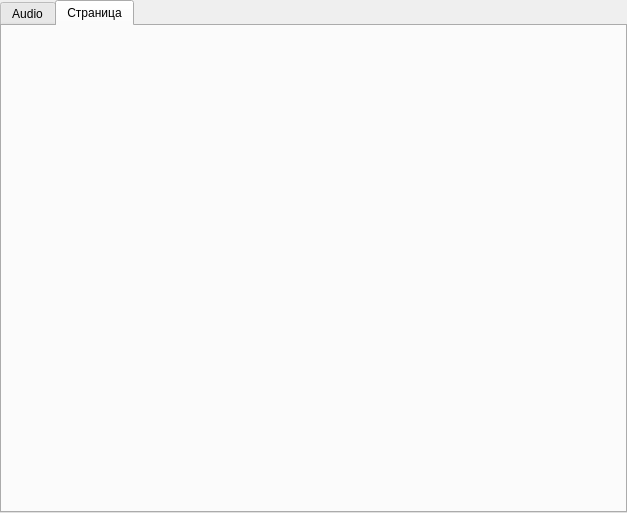
Old version of the form gui/preferences/profilespage/profiletabwidget.ui in the repository flacon/flacon.
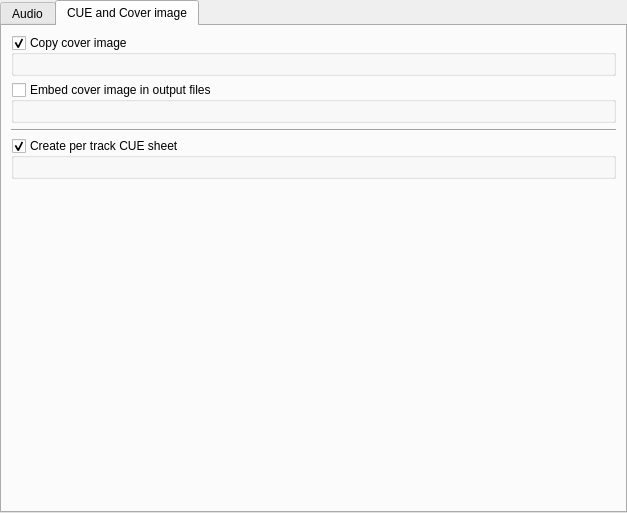
New version of the form. The open tabs and pages were chosen to show the change. Custom widgets are drawn as their Qt base class.

Commit message: Added output CUE options to preferences dialog

```diff
--- a/gui/preferences/profilespage/profiletabwidget.ui
+++ b/gui/preferences/profilespage/profiletabwidget.ui
@@ -209,8 +209,85 @@
   </widget>
   <widget class="QWidget" name="tab_2">
    <attribute name="title">
-    <string>Страница</string>
+    <string comment="Preferences dialog tab title">CUE and Cover image</string>
    </attribute>
+   <layout class="QVBoxLayout" name="verticalLayout_2">
+    <item>
+     <widget class="CoverGroupBox" name="copyCoverGroupBox">
+      <property name="title">
+       <string>Copy cover image</string>
+      </property>
+      <property name="flat">
+       <bool>true</bool>
+      </property>
+      <property name="checkable">
+       <bool>true</bool>
+      </property>
+      <property name="checked">
+       <bool>true</bool>
+      </property>
+      <layout class="QVBoxLayout" name="verticalLayout_4">
+       <property name="sizeConstraint">
+        <enum>QLayout::SetMinimumSize</enum>
+       </property>
+      </layout>
+     </widget>
+    </item>
+    <item>
+     <widget class="CoverGroupBox" name="embededCoverGroupBox">
+      <property name="toolTip">
+       <string comment="Tooltip on checkbox on preferences dialog">If the format is supported, the cover will be added to the meta information for all output files.</string>
+      </property>
+      <property name="title">
+       <string>Embed cover image in output files</string>
+      </property>
+      <property name="flat">
+       <bool>true</bool>
+      </property>
+      <property name="checkable">
+       <bool>true</bool>
+      </property>
+      <property name="checked">
+       <bool>false</bool>
+      </property>
+      <layout class="QVBoxLayout" name="verticalLayout_10"/>
+     </widget>
+    </item>
+    <item>
+     <widget class="Line" name="line">
+      <property name="orientation">
+       <enum>Qt::Horizontal</enum>
+      </property>
+     </widget>
+    </item>
+    <item>
+     <widget class="CueGroupBox" name="cueGroup">
+      <property name="title">
+       <string extracomment="Preferences dialog: group caption">Create per track CUE sheet</string>
+      </property>
+      <property name="flat">
+       <bool>true</bool>
+      </property>
+      <property name="checkable">
+       <bool>true</bool>
+      </property>
+      <layout class="QFormLayout" name="formLayout_3"/>
+     </widget>
+    </item>
+    <item>
+     <spacer name="verticalSpacer_2">
+      <property name="orientation">
+       <enum>Qt::Vertical</enum>
+      </property>
+      <property name="sizeHint" stdset="0">
+       <size>
+        <width>20</width>
+        <height>302</height>
+       </size>
+      </property>
+     </spacer>
+    </item>
+   </layout>
   </widget>
  </widget>
  <customwidgets>
@@ -239,6 +316,18 @@
    <extends>QComboBox</extends>
    <header>controls.h</header>
   </customwidget>
+  <customwidget>
+   <class>CoverGroupBox</class>
+   <extends>QGroupBox</extends>
+   <header location="global">covergroupbox.h</header>
+   <container>1</container>
+  </customwidget>
+  <customwidget>
+   <class>CueGroupBox</class>
+   <extends>QGroupBox</extends>
+   <header>cuegroupbox.h</header>
+   <container>1</container>
+  </customwidget>
  </customwidgets>
  <resources/>
  <connections/>
```
The commit also changes 16 other files.
